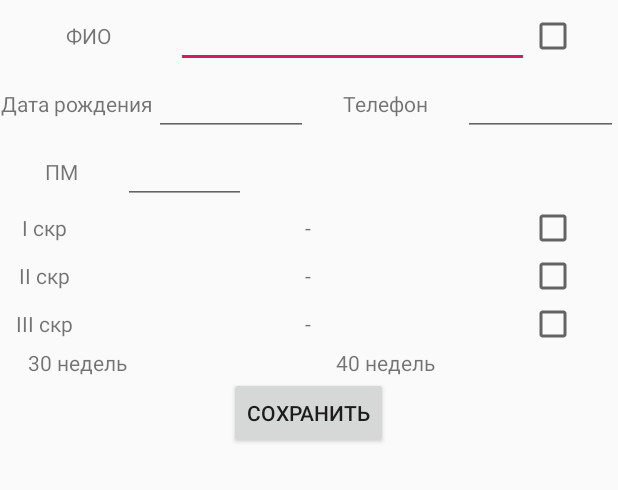
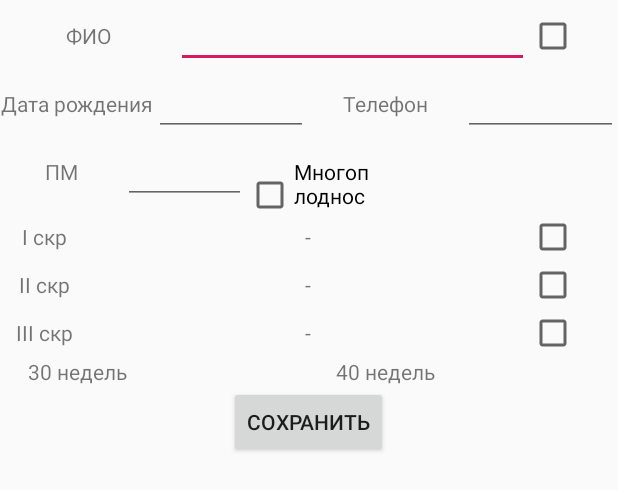
Before and after one commit to parsiphall/PregnantBase, an Android app: the layout fragment_details.xml on its own in the app's theme, with its tools: preview values and no code run, on a phone screen of 412 x 824 dp. Shown: the top 490 px of the screen. Run offline under Robolectric (Android 15) with nearby library versions, the phone set to English and light mode, and no system bars.

Commit message:
detail multiplicity

```diff
--- a/app/src/main/java/com/example/parsiphal/pregnantbase/view/DetailsFragment.kt
+++ b/app/src/main/java/com/example/parsiphal/pregnantbase/view/DetailsFragment.kt
@@ -99,6 +99,7 @@ class DetailsFragment : MvpAppCompatFragment() {
         detail_thirtyWeeksCTextView.text = sdf.format(dataModel.thirtyWeeksC)
         detail_fortyWeeksCTextView.text = sdf.format(dataModel.fortyWeeksC)
         detail_releaseCheckBox.isChecked = dataModel.release
+        detail_multiplicityCheckBox.isChecked = dataModel.multiplicity
 
         if (detail_releaseCheckBox.isChecked) {
             detail_releaseCheckBox.setText(R.string.release)
@@ -144,6 +145,7 @@ class DetailsFragment : MvpAppCompatFragment() {
                 dataModel.tScrC = detail_tScrCheck.isChecked
             }
             dataModel.release = detail_releaseCheckBox.isChecked
+            dataModel.multiplicity = detail_multiplicityCheckBox.isChecked
             DB.getDao().updateData(dataModel)
             callBackActivity.fragmentPlace(ListFragment())
         } else {
--- a/app/src/main/java/com/example/parsiphal/pregnantbase/view/ListViewAdapter.kt
+++ b/app/src/main/java/com/example/parsiphal/pregnantbase/view/ListViewAdapter.kt
@@ -19,6 +19,7 @@ class ListViewAdapter(private var items: List<DataModel>,
     override fun onBindViewHolder(holder: ListViewHolder, position: Int) {
         holder.name.text = items[position].name
         holder.release.isChecked = items[position].release
+        holder.multiplicity.isChecked = items[position].multiplicity
     }
 
     override fun onCreateViewHolder(parent: ViewGroup, viewType: Int): ListViewHolder {
--- a/app/src/main/res/layout/fragment_details.xml
+++ b/app/src/main/res/layout/fragment_details.xml
@@ -78,7 +78,7 @@
         <TextView
             android:layout_width="0dp"
             android:layout_height="wrap_content"
-            android:layout_weight="1"
+            android:layout_weight="2"
             android:text="@string/detail_pmTextView"
             android:textAlignment="center" />
 
@@ -86,13 +86,21 @@
             android:id="@+id/detail_pmEditText"
             android:layout_width="0dp"
             android:layout_height="wrap_content"
-            android:layout_weight="1"
+            android:layout_weight="2"
             android:inputType="number" />
+
+        <CheckBox
+            android:id="@+id/detail_multiplicityCheckBox"
+            android:layout_width="0dp"
+            android:layout_height="wrap_content"
+            android:layout_weight="2"
+            android:text="@string/multiplicity" />
 
         <TextView
             android:layout_width="0dp"
             android:layout_height="wrap_content"
-            android:layout_weight="3" />
+            android:layout_weight="4" />
+
 
     </LinearLayout>
 
```
